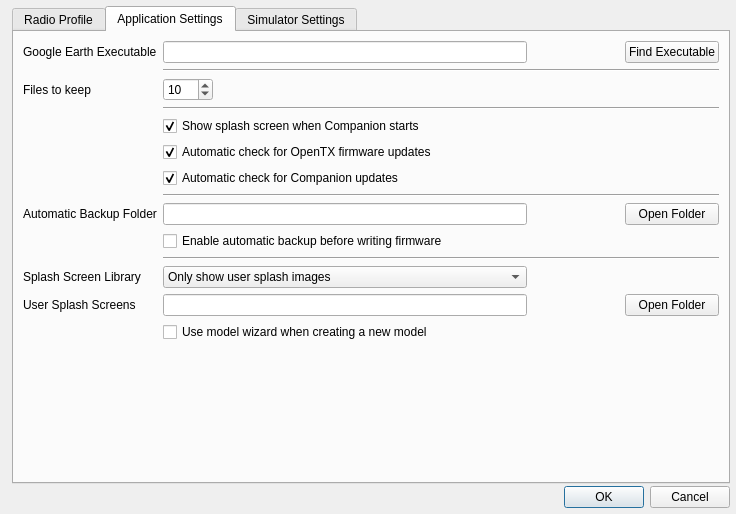
The window that companion/src/apppreferencesdialog.ui (opentx/opentx) describes before a commit, drawn with Qt 5.
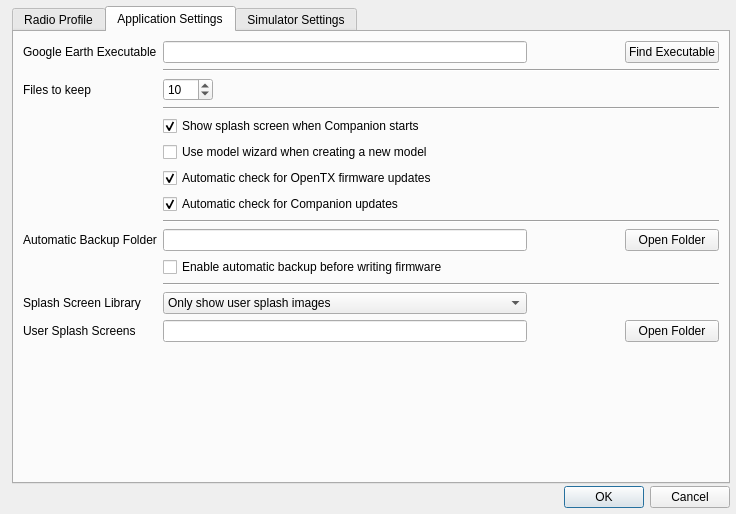
The same window after the commit. The open tabs and pages were chosen to show the change.

Commit message: Moved Andrés new application selection next to the other selection check boxes. This seems like a natural fit to me, but please protest if you are of another opinion. I could also have added a horizontal line (there is a trick to it). Set the first tab back as start tab in application settings dialog. Added automatic conversion of the old companion9x setting for using the wizard for creating models.

The edit to the form file:
```diff
--- a/companion/src/apppreferencesdialog.ui
+++ b/companion/src/apppreferencesdialog.ui
@@ -580,7 +580,7 @@
          </property>
         </widget>
        </item>
-       <item row="6" column="1" colspan="4">
+       <item row="7" column="1" colspan="4">
         <widget class="QCheckBox" name="startupCheck_companion9x">
          <property name="text">
           <string>Automatic check for Companion updates</string>
@@ -590,7 +590,7 @@
          </property>
         </widget>
        </item>
-       <item row="9" column="1" colspan="4">
+       <item row="10" column="1" colspan="4">
         <widget class="QCheckBox" name="backupEnable">
          <property name="text">
           <string>Enable automatic backup before writing firmware</string>
@@ -604,14 +604,14 @@
          </property>
         </widget>
        </item>
-       <item row="7" column="1" colspan="4">
+       <item row="8" column="1" colspan="4">
         <widget class="Line" name="line_2">
          <property name="orientation">
           <enum>Qt::Horizontal</enum>
          </property>
         </widget>
        </item>
-       <item row="5" column="1" colspan="4">
+       <item row="6" column="1" colspan="4">
         <widget class="QCheckBox" name="startupCheck_fw">
          <property name="text">
           <string>Automatic check for OpenTX firmware updates</string>
@@ -621,7 +621,7 @@
          </property>
         </widget>
        </item>
-       <item row="12" column="1">
+       <item row="13" column="1">
         <widget class="QLineEdit" name="libraryPath">
          <property name="enabled">
           <bool>true</bool>
@@ -644,7 +644,7 @@
          </property>
         </spacer>
        </item>
-       <item row="14" column="1">
+       <item row="15" column="1">
         <spacer name="verticalSpacer_2">
          <property name="orientation">
           <enum>Qt::Vertical</enum>
@@ -657,14 +657,14 @@
          </property>
         </spacer>
        </item>
-       <item row="8" column="4">
+       <item row="9" column="4">
         <widget class="QPushButton" name="backupPathButton">
          <property name="text">
           <string>Open Folder</string>
          </property>
         </widget>
        </item>
-       <item row="11" column="0">
+       <item row="12" column="0">
         <widget class="QLabel" name="label_10">
          <property name="sizePolicy">
           <sizepolicy hsizetype="Preferred" vsizetype="Minimum">
@@ -704,14 +704,14 @@
          </property>
         </widget>
        </item>
-       <item row="12" column="4">
+       <item row="13" column="4">
         <widget class="QPushButton" name="libraryPathButton">
          <property name="text">
           <string>Open Folder</string>
          </property>
         </widget>
        </item>
-       <item row="8" column="1">
+       <item row="9" column="1">
         <widget class="QLineEdit" name="backupPath">
          <property name="minimumSize">
           <size>
@@ -731,7 +731,7 @@
          </property>
         </widget>
        </item>
-       <item row="11" column="1">
+       <item row="12" column="1">
         <widget class="QComboBox" name="splashincludeCB">
          <property name="sizePolicy">
           <sizepolicy hsizetype="Expanding" vsizetype="Fixed">
@@ -751,7 +751,7 @@
          </item>
         </widget>
        </item>
-       <item row="12" column="0">
+       <item row="13" column="0">
         <widget class="QLabel" name="label_9">
          <property name="sizePolicy">
           <sizepolicy hsizetype="Preferred" vsizetype="Minimum">
@@ -786,7 +786,7 @@
          </property>
         </widget>
        </item>
-       <item row="8" column="0">
+       <item row="9" column="0">
         <widget class="QLabel" name="label_17">
          <property name="text">
           <string>Automatic Backup Folder</string>
@@ -819,20 +819,20 @@
          </property>
         </widget>
        </item>
-       <item row="13" column="1">
+       <item row="11" column="1" colspan="4">
+        <widget class="Line" name="line_5">
+         <property name="orientation">
+          <enum>Qt::Horizontal</enum>
+         </property>
+        </widget>
+       </item>
+       <item row="5" column="1" colspan="4">
         <widget class="QCheckBox" name="modelWizard_CB">
          <property name="text">
           <string>Use model wizard when creating a new model</string>
          </property>
         </widget>
        </item>
-       <item row="10" column="1" colspan="4">
-        <widget class="Line" name="line_5">
-         <property name="orientation">
-          <enum>Qt::Horizontal</enum>
-         </property>
-        </widget>
-       </item>
       </layout>
      </widget>
      <widget class="QWidget" name="simulatorTab">
```
Left out of the diff: 2 changed lines with no effect on the pictures. The commit also changes 1 other file.
